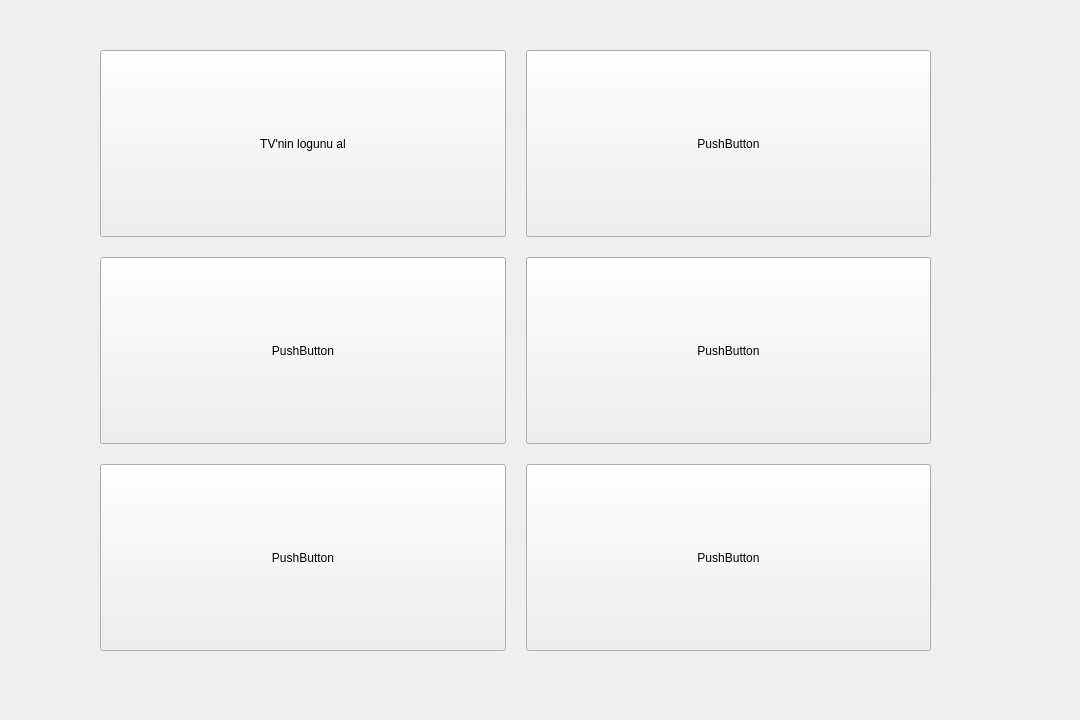
First picture: the form in ui/main_screen/main_screen.ui, repository cihansenyuz/system_controller, before the edit.
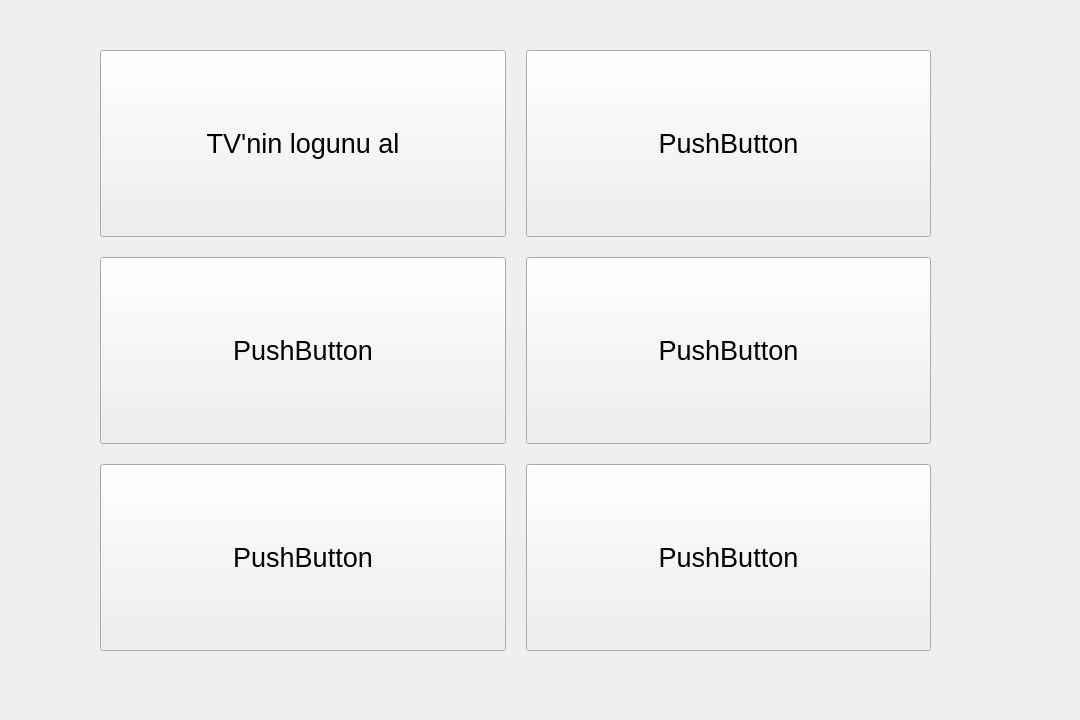
Second picture: the form after the edit.

What changed in the file:
```diff
--- a/ui/main_screen/main_screen.ui
+++ b/ui/main_screen/main_screen.ui
@@ -75,6 +75,11 @@
           <verstretch>0</verstretch>
          </sizepolicy>
         </property>
+        <property name="font">
+         <font>
+          <pointsize>20</pointsize>
+         </font>
+        </property>
         <property name="text">
          <string>TV'nin logunu al</string>
         </property>
@@ -88,6 +93,11 @@
           <verstretch>0</verstretch>
          </sizepolicy>
         </property>
+        <property name="font">
+         <font>
+          <pointsize>20</pointsize>
+         </font>
+        </property>
         <property name="text">
          <string>PushButton</string>
         </property>
@@ -101,6 +111,11 @@
           <verstretch>0</verstretch>
          </sizepolicy>
         </property>
+        <property name="font">
+         <font>
+          <pointsize>20</pointsize>
+         </font>
+        </property>
         <property name="text">
          <string>PushButton</string>
         </property>
@@ -130,6 +145,11 @@
           <verstretch>0</verstretch>
          </sizepolicy>
         </property>
+        <property name="font">
+         <font>
+          <pointsize>20</pointsize>
+         </font>
+        </property>
         <property name="text">
          <string>PushButton</string>
         </property>
@@ -143,6 +163,11 @@
           <verstretch>0</verstretch>
          </sizepolicy>
         </property>
+        <property name="font">
+         <font>
+          <pointsize>20</pointsize>
+         </font>
+        </property>
         <property name="text">
          <string>PushButton</string>
         </property>
@@ -156,6 +181,11 @@
           <verstretch>0</verstretch>
          </sizepolicy>
         </property>
+        <property name="font">
+         <font>
+          <pointsize>20</pointsize>
+         </font>
+        </property>
         <property name="text">
          <string>PushButton</string>
         </property>
```
Left out of the diff: 6 changed lines with no effect on the pictures.
